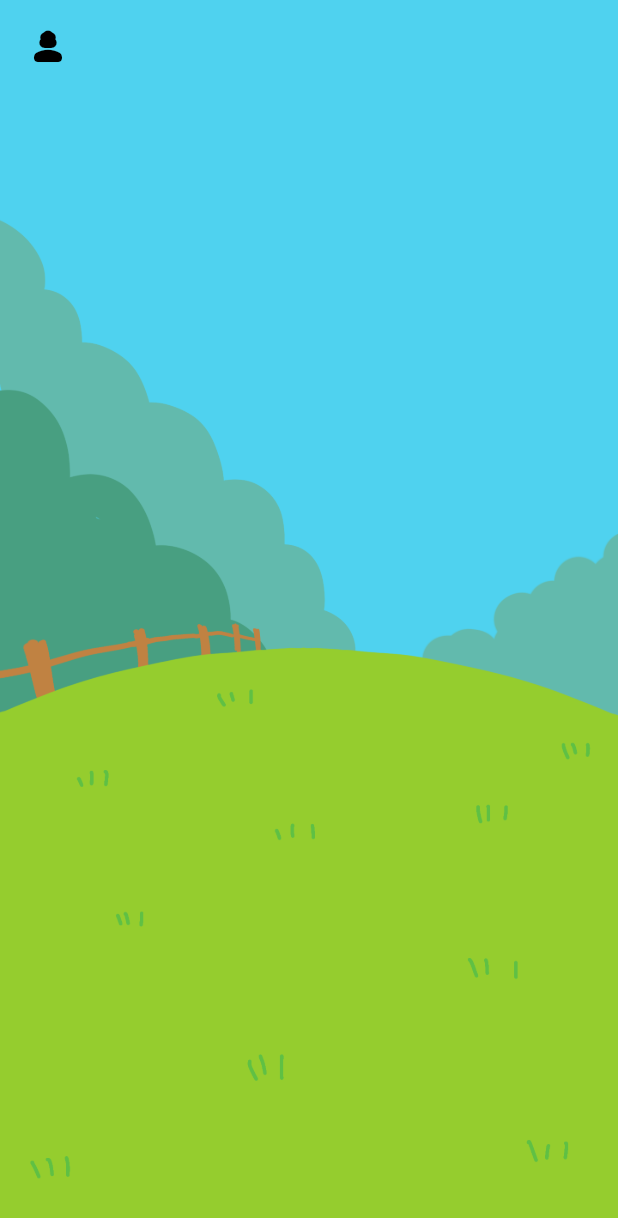
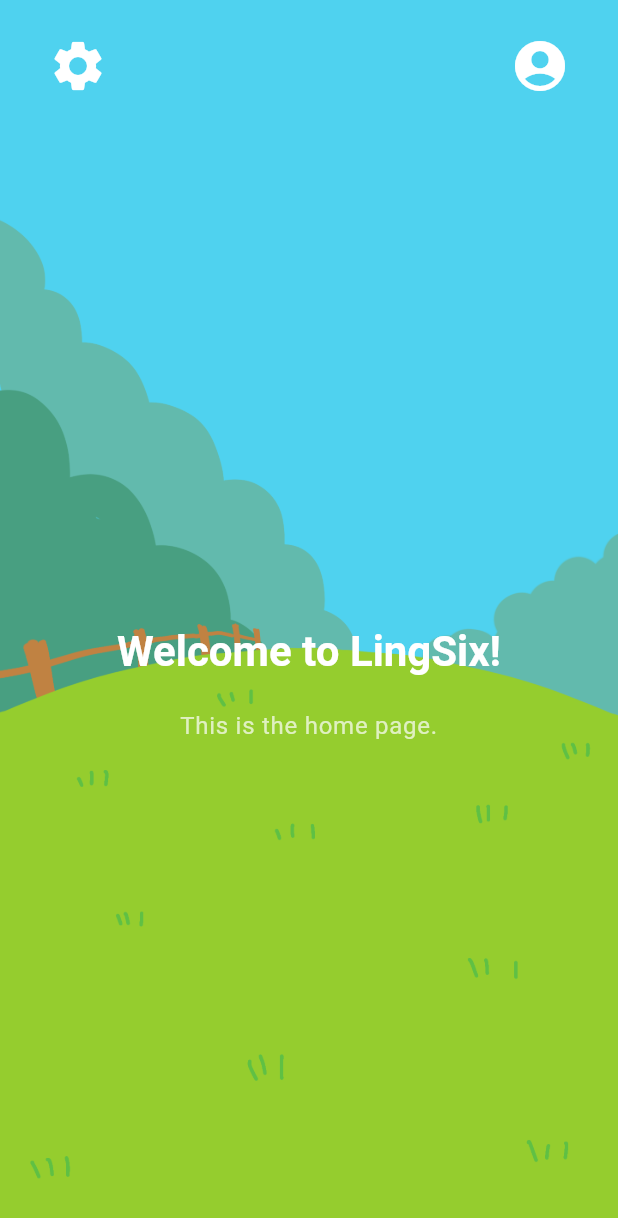
Before and after one commit to perpy3e/LingSix, a Flutter app: the HomePage screen opened by its route, on a phone screen of 412 x 824 dp. Shown: the top 1218 px of the screen. Run offline on Flutter 3.47's test engine with Material 3 defaults, Android fonts, the phone set to English and light mode, and no system bars; our stand-ins replace audioplayers, cloud_firestore, firebase_auth, firebase_core, flutter_signin_button, google_fonts and 2 more; missing offline and left inert: volume_controller; accounts and stored records are empty.

Commit message:
implement home page

```diff
--- a/lib/pages/home/home_page.dart
+++ b/lib/pages/home/home_page.dart
@@ -14,24 +14,56 @@ class HomePage extends StatelessWidget {
           ),
         ),
         child: SafeArea(
-          child: Stack(
+          child: Column(
             children: [
-              Positioned(
-                top: 8,
-                left: 8,
-                child: IconButton(
-                  icon: const Icon(Icons.person_3_rounded, size: 28),
-                  onPressed: () => Navigator.pushNamed(context, '/profile'),
+              Padding(
+                padding: const EdgeInsets.symmetric(horizontal: 24, vertical: 16),
+                child: Row(
+                  children: [
+                    IconButton(
+                      icon: Icon(Icons.settings, color: Colors.white),
+                      iconSize: 40,
+                      onPressed: () {
+                        Navigator.pushNamed(context, '/sound-settings');
+                      },
+                    ),
+                    Spacer(),
+                    IconButton(
+                      icon: Icon(Icons.account_circle, color: Colors.white),
+                      iconSize: 40,
+                      onPressed: () {
+                        Navigator.pushNamed(context, '/profile');
+                      },
+                    ),
+                  ],
                 ),
               ),
-              Center(
+              Expanded(
+                child: Center(
                   child: SingleChildScrollView(
                     padding: const EdgeInsets.symmetric(horizontal: 24),
                     child: Column(
                       mainAxisAlignment: MainAxisAlignment.center,
                       crossAxisAlignment: CrossAxisAlignment.stretch,
                       children: [
-                  ]
+                        Text(
+                    'Welcome to LingSix!',
+                    textAlign: TextAlign.center,
+                    style: Theme.of(context).textTheme.headlineMedium?.copyWith(
+                      color: Colors.white,
+                      fontWeight: FontWeight.bold,
+                    ),
+                  ),
+                  const SizedBox(height: 20),
+                  Text(
+                    'This is the home page.',
+                    textAlign: TextAlign.center,
+                    style: Theme.of(context).textTheme.bodyLarge?.copyWith(
+                      color: Colors.white70,
+                    ),
+                  ),
+                      ],
+                    ),
                   ),
                 ),
               ),
```
Lines whose indentation alone changed are shown as unchanged.
